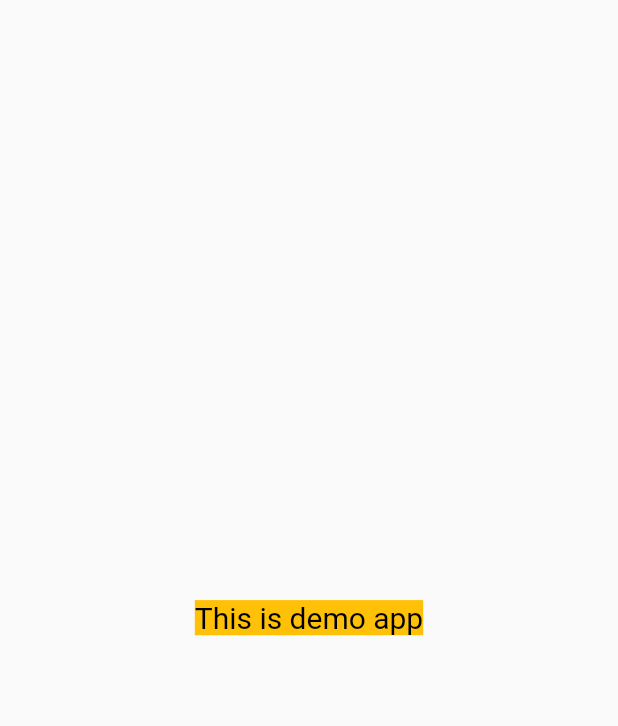
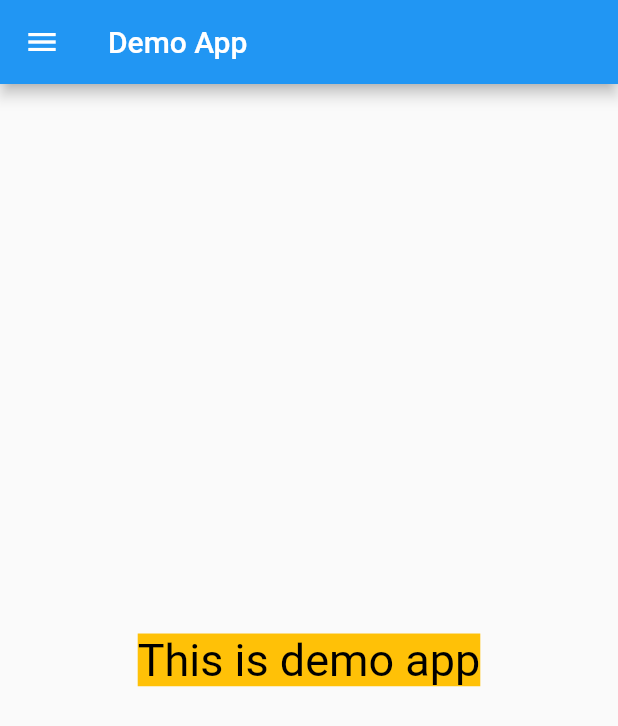
Before and after one commit to muhammadasher01/flutterLearning, a Flutter app: the screen it shows after launch, on a phone screen of 412 x 824 dp. Shown: the top 726 px of the screen. Run offline on Flutter 3.47's test engine with Material 2 defaults, Android fonts, the phone set to English and light mode, and no system bars.

Commit message:
day 2 completed

```diff
--- a/lib/homepage.dart
+++ b/lib/homepage.dart
@@ -0,0 +1,25 @@
+import 'package:flutter/material.dart';
+
+
+class homePage extends StatelessWidget {
+  const homePage({Key? key}) : super(key: key);
+
+  @override
+  Widget build(BuildContext context) {
+    return Scaffold(
+      appBar: AppBar(
+        title: Text("Demo App"),
+      ),
+      body: Center(
+          child: Text("This is demo app",
+            style: TextStyle(
+                color: Colors.black,
+                backgroundColor: Colors.amber,
+                fontSize: 30
+            ),
+          ),
+      ),
+      drawer: Drawer(),
+    );
+  }
+}
--- a/lib/main.dart
+++ b/lib/main.dart
@@ -1,3 +1,4 @@
+import 'package:dummyflutterapps/homepage.dart';
 import 'package:flutter/material.dart';
 
 
@@ -11,18 +12,7 @@ class MyApp extends StatelessWidget {
   @override
   Widget build(BuildContext context) {
     return MaterialApp(
-      home: Material(
-        child: Container(
-          child: Center(
-              child: Text(
-                "This is demo app",
-                style: TextStyle(
-            color: Colors.black,
-                  backgroundColor: Colors.amber,
-                  fontSize: 20
-          ),)),
-        ),
-      ),
+      home: homePage()
     );
   }
 }
```
